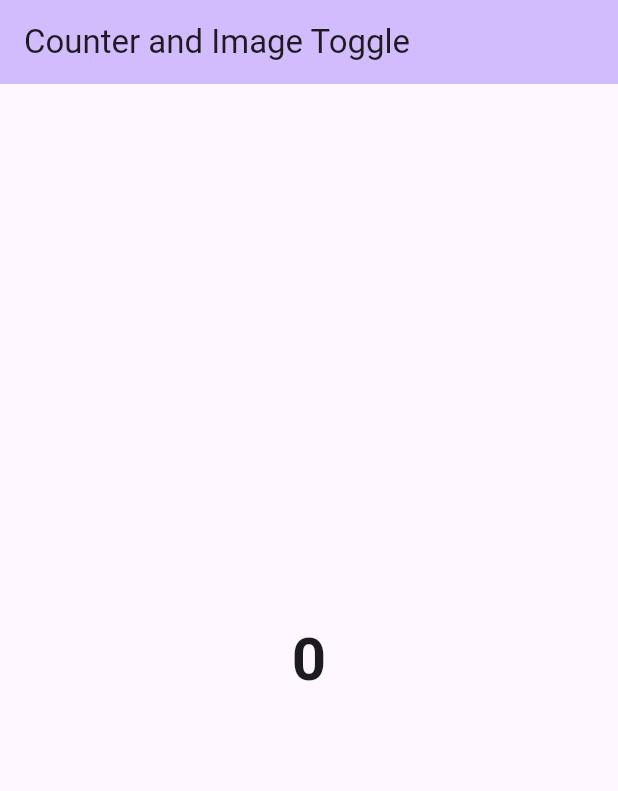
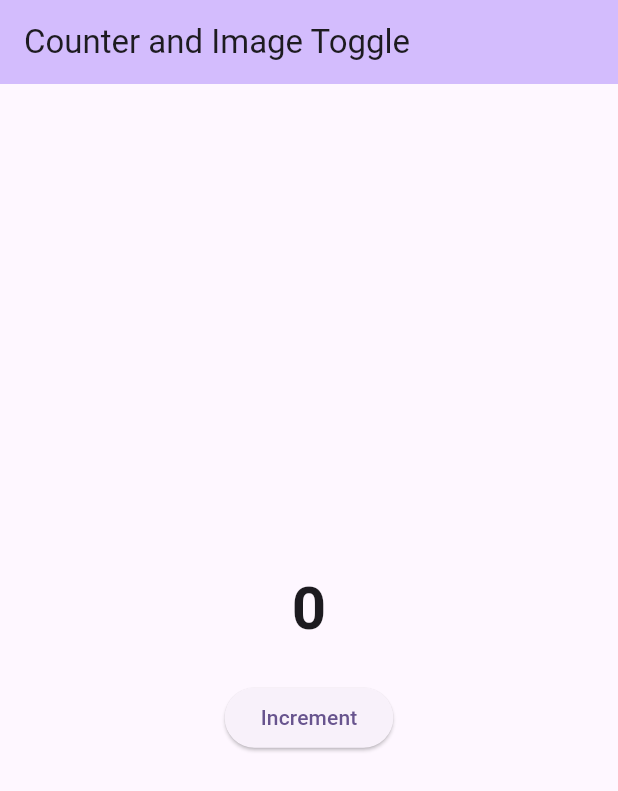
Before and after one commit to HemangShimpi/flutter_counter_img, a Flutter app: the screen it shows after launch, on a phone screen of 412 x 824 dp. Shown: the top 791 px of the screen. Run offline on Flutter 3.47's test engine with Material 3 defaults, Android fonts, the phone set to English and light mode, and no system bars.

Commit message:
Added increment functionality

```diff
--- a/lib/main.dart
+++ b/lib/main.dart
@@ -87,6 +87,9 @@ class _MyHomePageState extends State<MyHomePage> {
               '$_counter',
               style: TextStyle(fontSize: 40, fontWeight: FontWeight.bold),
             ),
+            SizedBox(height: 20),
+            ElevatedButton(onPressed: _incrementCounter, child: Text('Increment')),
+
           ],
         ),
       ),
```
